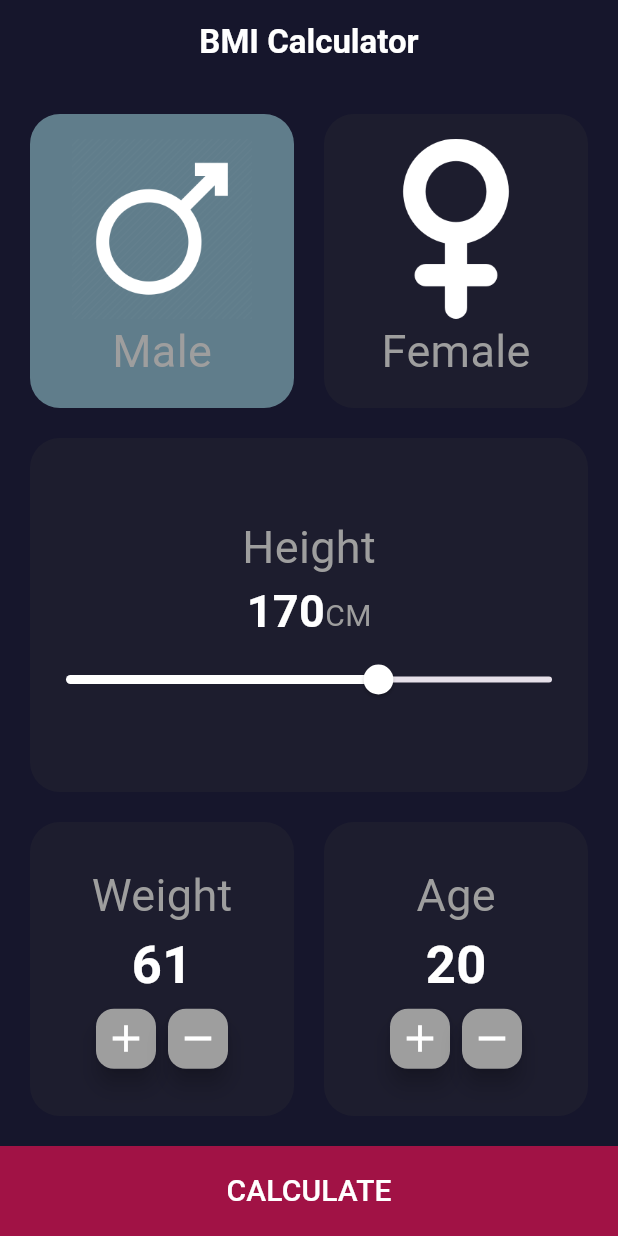
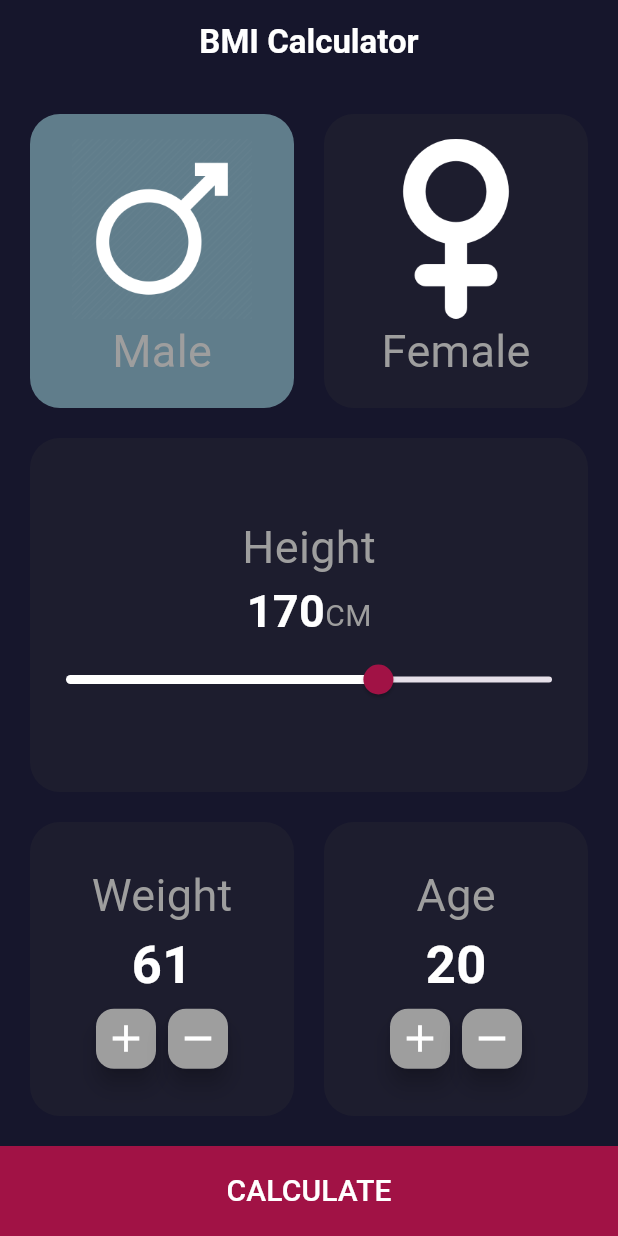
Before and after one commit to Haneen-Khaled22/BMI_Flutterr, a Flutter app: the screen it shows after launch, after a tap on the "add" icon, on a phone screen of 412 x 824 dp. Run offline on Flutter 3.47's test engine with Material 3 defaults, Android fonts, the phone set to English and light mode, and no system bars; our stand-ins replace bloc, flutter_bloc, sqflite; accounts and stored records are empty.

```diff
--- a/lib/modules/ibm_calculator.dart
+++ b/lib/modules/ibm_calculator.dart
@@ -136,6 +136,8 @@ class _IBMCalculatorScreenState extends State<IBMCalculatorScreen> {
                         value: height,
                         min: 80,
                         max: 220,
+                        thumbColor: Color(0xFFA11245),
+
                         activeColor: Colors.white,
                         onChanged: (  value){
                       setState(() {
```
